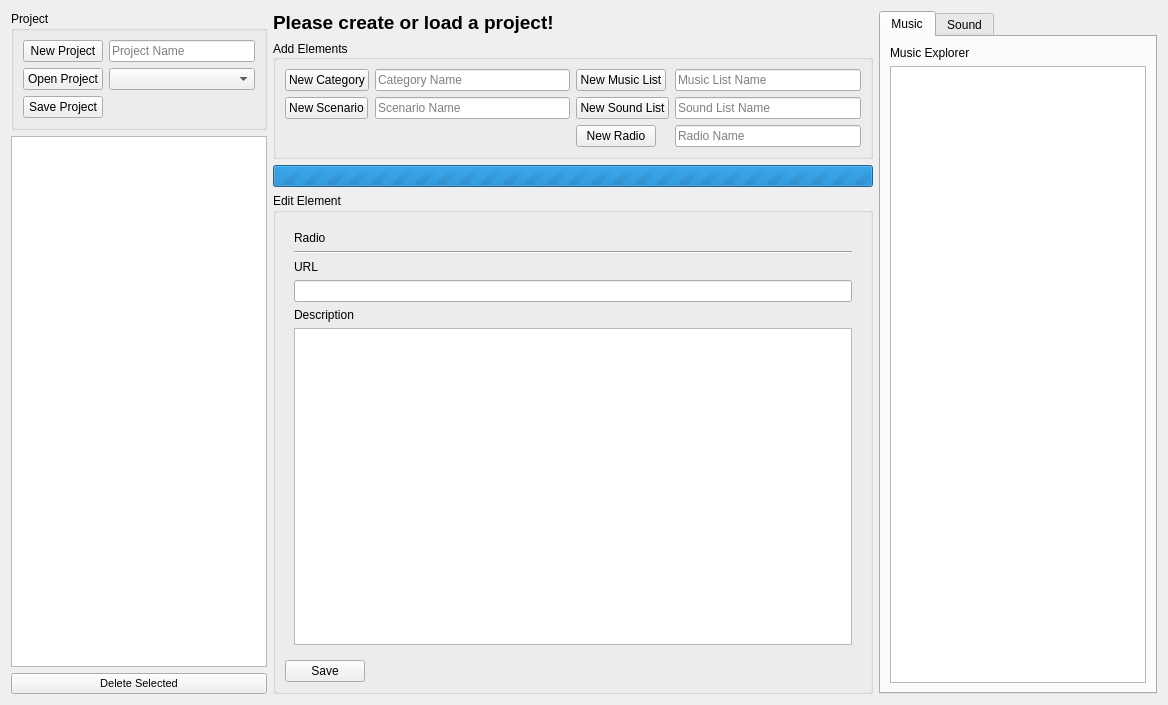
PhilInTheGaps/GM-Companion, file editors/audioeditor.ui: the form before one commit.
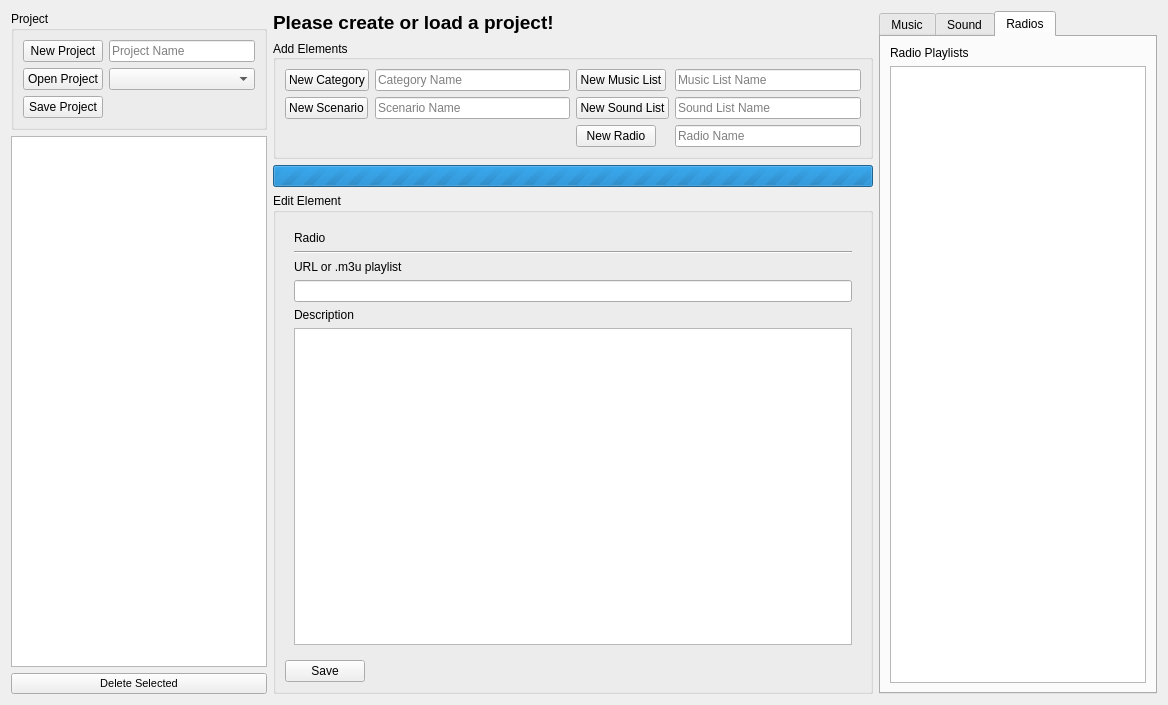
The form after the commit. The open tabs and pages were chosen to show the change.

What changed in the file:
```diff
--- a/editors/audioeditor.ui
+++ b/editors/audioeditor.ui
@@ -644,7 +644,7 @@
             <item>
              <widget class="QLabel" name="label_17">
               <property name="text">
-               <string>URL</string>
+               <string>URL or .m3u playlist</string>
               </property>
              </widget>
             </item>
@@ -698,7 +698,7 @@
       <enum>QTabWidget::Rounded</enum>
      </property>
      <property name="currentIndex">
-      <number>0</number>
+      <number>2</number>
      </property>
      <property name="tabsClosable">
       <bool>false</bool>
@@ -767,6 +767,32 @@
        </item>
       </layout>
      </widget>
+     <widget class="QWidget" name="tab_radios">
+      <attribute name="title">
+       <string>Radios</string>
+      </attribute>
+      <layout class="QVBoxLayout" name="verticalLayout_17">
+       <item>
+        <widget class="QLabel" name="label_19">
+         <property name="text">
+          <string>Radio Playlists</string>
+         </property>
+        </widget>
+       </item>
+       <item>
+        <widget class="QTreeWidget" name="treeWidget_radio">
+         <attribute name="headerVisible">
+          <bool>false</bool>
+         </attribute>
+         <column>
+          <property name="text">
+           <string notr="true">1</string>
+          </property>
+         </column>
+        </widget>
+       </item>
+      </layout>
+     </widget>
     </widget>
    </item>
   </layout>
```
Left out of the diff: 2 changed lines with no effect on the pictures.
